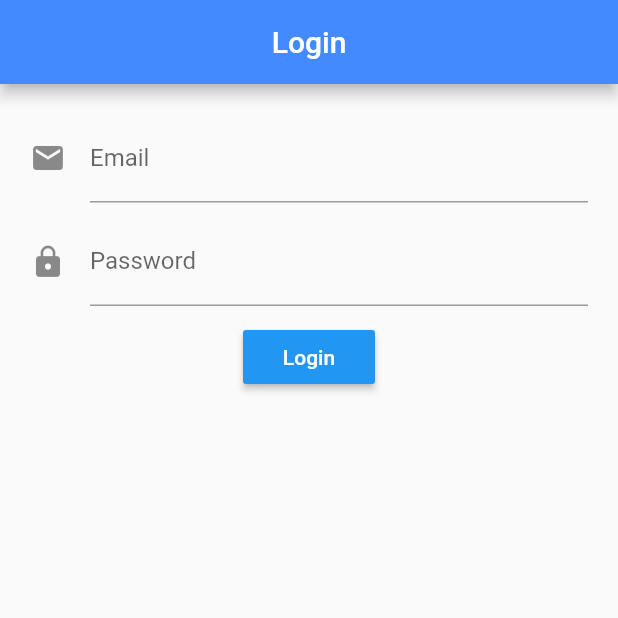
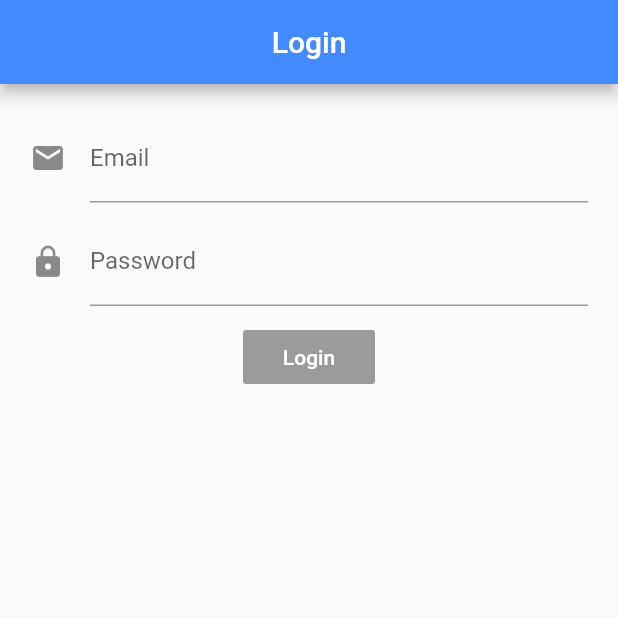
Before and after one commit to hansin91/flutter_simple_bloc, a Flutter app: the screen it shows after launch, on a phone screen of 412 x 824 dp, the top half of it. Run offline on Flutter 3.47's test engine with Material 2 defaults, Android fonts, the light colour scheme and no system bars; our stand-ins replace rxdart.

Commit message:
Bloc Provider

```diff
--- a/lib/src/app.dart
+++ b/lib/src/app.dart
@@ -1,10 +1,12 @@
 import 'package:flutter/material.dart';
 import './screens/login_screen.dart';
+import 'blocs/provider.dart';
 
 class App extends StatelessWidget {
 
   Widget build (context) {
-    return MaterialApp(
+    return Provider(
+      child: MaterialApp(
         title: 'Log me In',
         home: Scaffold(
           appBar: AppBar(
@@ -14,6 +16,7 @@ class App extends StatelessWidget {
           ),
           body: LoginScreen(),
         ),
+      )
     );
   }
 }
--- a/lib/src/blocs/blocs.dart
+++ b/lib/src/blocs/blocs.dart
@@ -1,13 +1,18 @@
 import 'dart:async';
 import 'validators.dart';
+import 'package:rxdart/rxdart.dart';
 
 class Bloc extends Object with Validators {
-  final _email = StreamController<String>();
-  final _password = StreamController<String>();
+  final _email = StreamController<String>.broadcast();
+  final _password = StreamController<String>.broadcast();
 
   // Add data to stream
   Stream<String> get email => _email.stream.transform(validateEmail);
   Stream<String> get password => _password.stream.transform(validatePassword);
+  Stream<bool> get formValid =>
+   CombineLatestStream.combine2(
+     email, password, (e, p) => true
+    );
 
   // Change data
   Function(String) get changeEmail => _email.sink.add;
@@ -18,5 +23,3 @@ class Bloc extends Object with Validators {
     _password.close();
   }
 }
-
-final bloc = Bloc();
--- /dev/null
+++ b/lib/src/blocs/provider.dart
@@ -0,0 +1,15 @@
+import 'package:flutter/material.dart';
+import 'blocs.dart';
+
+class Provider extends InheritedWidget {
+  final bloc = new Bloc();
+
+  Provider({Key key, Widget child}) : super(key: key, child: child);
+
+  @override
+  bool updateShouldNotify(_) => true;
+
+  static Bloc of(context) {
+    return (context.inheritFromWidgetOfExactType(Provider) as Provider).bloc;
+  }
+}
--- a/lib/src/blocs/validators.dart
+++ b/lib/src/blocs/validators.dart
@@ -16,10 +16,10 @@ class Validators {
 
   final validatePassword = StreamTransformer<String, String>.fromHandlers(
     handleData: (password, sink) {
-      if (password.length < 6) {
+      if (password.length > 6) {
+        sink.add(password);
+      } else {
         sink.addError('Password must be at least 6 characters');
-      } else {
-        sink.add(password);
       }
     }
   );
--- a/lib/src/screens/login_screen.dart
+++ b/lib/src/screens/login_screen.dart
@@ -1,24 +1,26 @@
 import 'package:flutter/material.dart';
 import '../blocs/blocs.dart';
+import '../blocs/provider.dart';
 
 class LoginScreen extends StatelessWidget {
   @override
   Widget build(BuildContext context) {
+    final bloc = Provider.of(context);
     return Container(
       margin: EdgeInsets.all(20),
       child: Column(
         children: <Widget>[
-          emailField(),
+          emailField(bloc),
           SizedBox(height: 10),
-          passwordField(),
+          passwordField(bloc),
           SizedBox(height: 10),
-          submitButton()
+          submitButton(bloc)
         ],
       ),
     );
   }
 
-  Widget emailField() {
+  Widget emailField(Bloc bloc) {
     return StreamBuilder(
       stream: bloc.email,
       builder: (context, snapshot) {
@@ -36,7 +38,7 @@ class LoginScreen extends StatelessWidget {
     );
   }
 
-  Widget passwordField() {
+  Widget passwordField(Bloc bloc) {
     return StreamBuilder(
       stream: bloc.password,
       builder: (context, snapshot) {
@@ -54,13 +56,22 @@ class LoginScreen extends StatelessWidget {
     );
   }
 
-  Widget submitButton() {
-    return RaisedButton(
-      child: Text('Login', style: TextStyle(
-        color: Colors.white
-      ),),
-      color: Colors.blue,
-      onPressed: () {},
+  Widget submitButton(Bloc bloc) {
+    return StreamBuilder(
+      stream: bloc.formValid,
+      builder: (context, snapshot) {
+        return RaisedButton(
+          child: Text('Login',
+            style: TextStyle(
+            color: Colors.white
+            )
+          ),
+          color: Colors.blue,
+          onPressed: !snapshot.hasData ? null : () {
+            print('Hi there');
+          }
+        );
+      }
     );
   }
 }
--- a/pubspec.yaml
+++ b/pubspec.yaml
@@ -28,6 +28,7 @@ dependencies:
   # The following adds the Cupertino Icons font to your application.
   # Use with the CupertinoIcons class for iOS style icons.
   cupertino_icons: ^0.1.3
+  rxdart: ^0.24.1
 
 dev_dependencies:
   flutter_test:
```
Also changed, not shown: pubspec.lock. Lines whose indentation alone changed are shown as unchanged.
